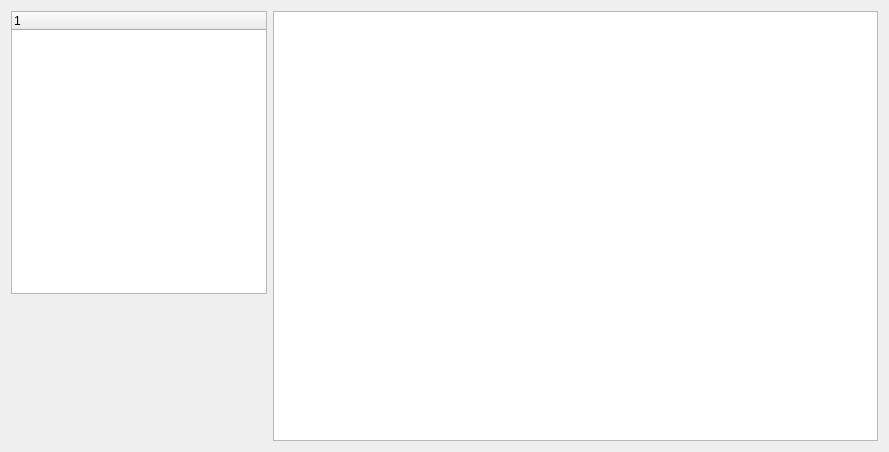
The window that database/database.ui (yukuan1991/std-system) describes before a commit, drawn with Qt 5.
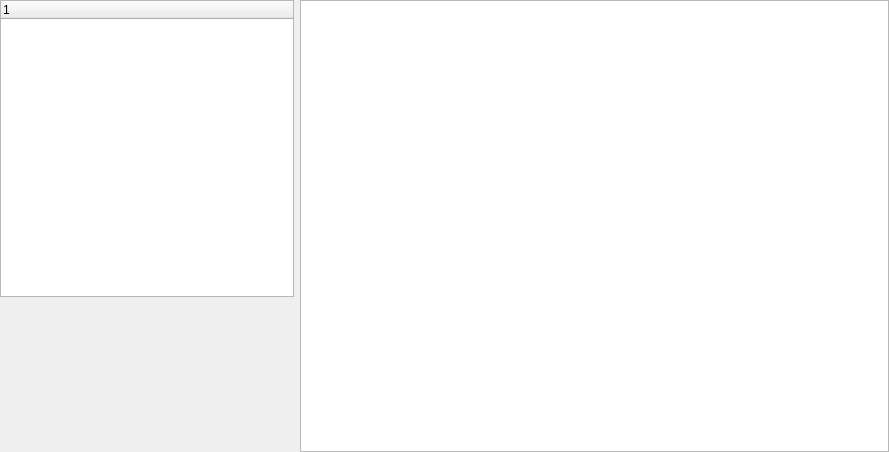
The same window after the commit. Custom widgets are drawn as their Qt base class.

Patch:
```diff
--- a/database/database.ui
+++ b/database/database.ui
@@ -13,7 +13,19 @@
   <property name="windowTitle">
    <string>database</string>
   </property>
-  <layout class="QHBoxLayout" name="horizontalLayout" stretch="0,2">
+  <layout class="QHBoxLayout" name="horizontalLayout" stretch="1,2">
+   <property name="leftMargin">
+    <number>0</number>
+   </property>
+   <property name="topMargin">
+    <number>0</number>
+   </property>
+   <property name="rightMargin">
+    <number>0</number>
+   </property>
+   <property name="bottomMargin">
+    <number>0</number>
+   </property>
    <item>
     <layout class="QVBoxLayout" name="verticalLayout" stretch="2,1">
      <item>
```
